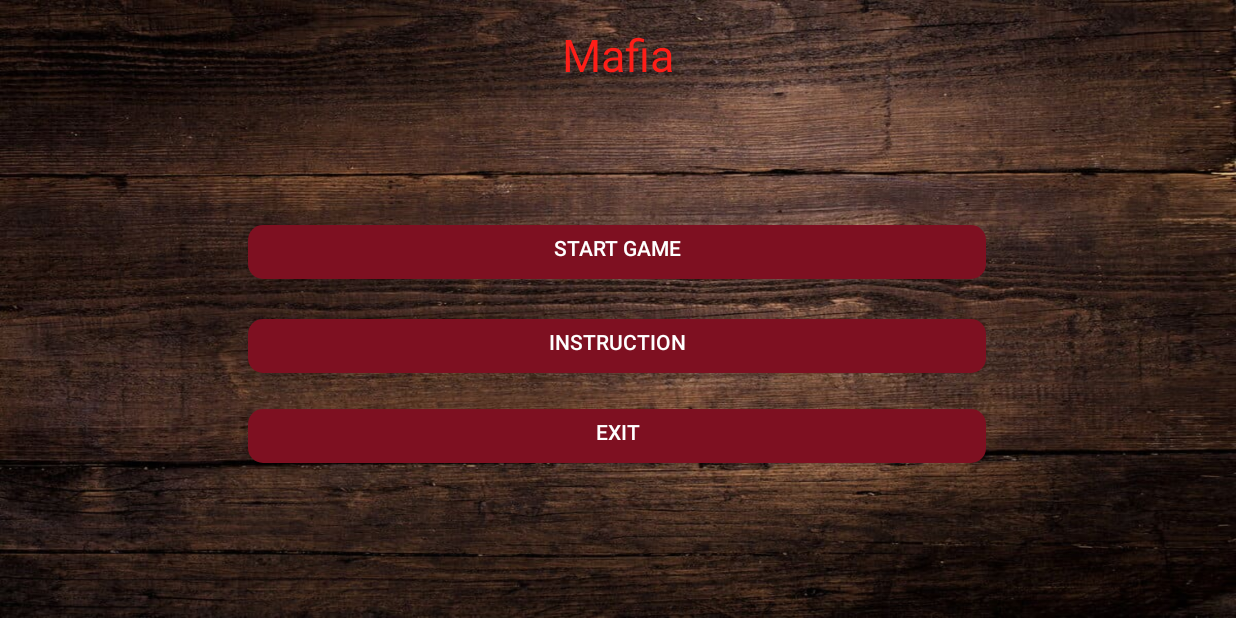
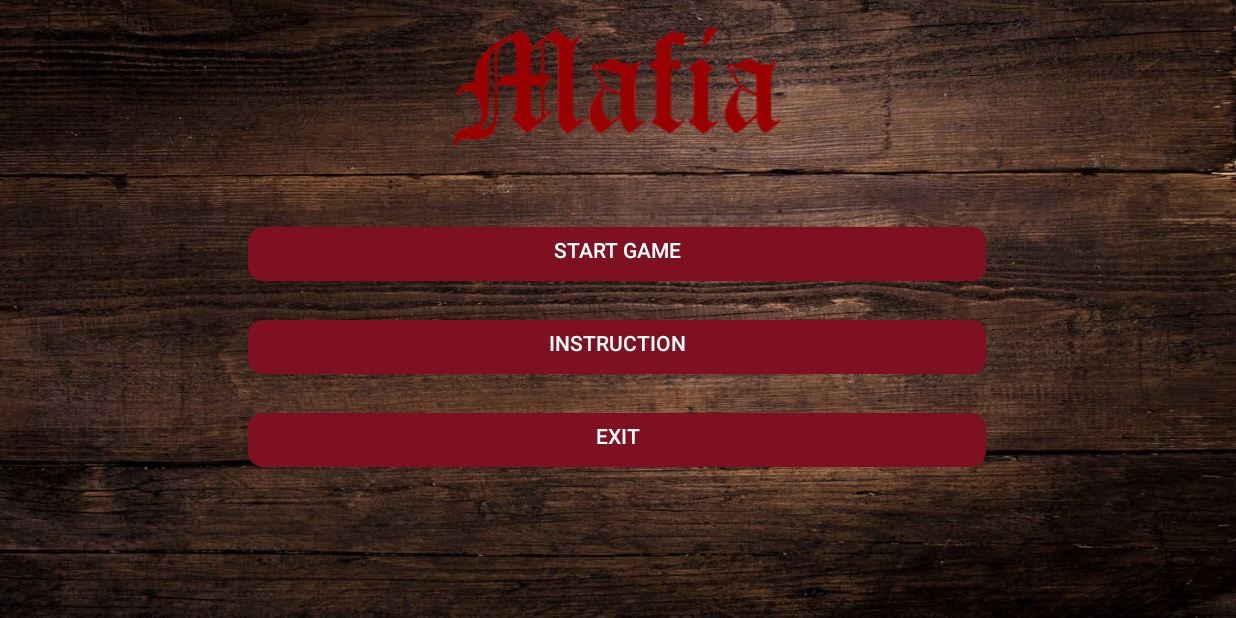
Before and after one commit to OSLL/practice20-mafia, an Android app: the screen it shows after launch (MainActivity), on a phone screen of 824 x 412 dp (held sideways). Run offline under Robolectric (Android 15) with nearby library versions, the phone set to English and light mode, and no system bars.

Commit message:
Upd doctor choose & start text style

```diff
--- a/app/src/main/java/com/makentoshe/androidgithubcitemplate/MainActivity.kt
+++ b/app/src/main/java/com/makentoshe/androidgithubcitemplate/MainActivity.kt
@@ -1,16 +1,27 @@
 package com.makentoshe.androidgithubcitemplate
 
+import android.app.Dialog
 import android.content.Intent
-import androidx.appcompat.app.AppCompatActivity
 import android.os.Bundle
 import android.util.Log
+import androidx.appcompat.app.AppCompatActivity
 import kotlinx.android.synthetic.main.activity_main.*
-import java.util.Collections.copy
 
 class MainActivity : AppCompatActivity() {
+
     override fun onCreate(savedInstanceState: Bundle?) {
         super.onCreate(savedInstanceState)
         setContentView(R.layout.activity_main)
+
+        val dialog = Dialog(this);
+
+        dialog.setTitle("Заголовок диалога");
+        /* Передайте ссылку на разметку
+        dialog.setContentView(R.layout.dialog_view);
+        // Найдите элемент TextView внутри вашей разметки
+        // и установите ему соответствующий текст
+        TextView text = (TextView) dialog.findViewById(R.id.dialogTextView);
+        text.setText("Текст в диалоговом окне. Вы любите котов?");*/
 
         join.setOnClickListener {
             Log.d("main", "Intent to search!")
@@ -23,5 +34,9 @@ class MainActivity : AppCompatActivity() {
             Log.d("main", "Intent to exit")
             finish()
         }
+
+        instruction.setOnClickListener {
+            dialog.show()
+        }
     }
 }
--- a/app/src/main/java/com/makentoshe/androidgithubcitemplate/mechanic/Player.kt
+++ b/app/src/main/java/com/makentoshe/androidgithubcitemplate/mechanic/Player.kt
@@ -9,6 +9,8 @@ class Player(val role: Roles, private val id: Int, val views: Views, private val
 
     fun getName() = name
 
+    fun isSelfChoose() = role.selfChoose
+
     fun getText(time: String): String = if (time == "Day") role.voteText else role.text
 
     fun dayAction(prevId: Int) = views.setBtnActive(id, prevId)
--- a/app/src/main/java/com/makentoshe/androidgithubcitemplate/mechanic/Roles.kt
+++ b/app/src/main/java/com/makentoshe/androidgithubcitemplate/mechanic/Roles.kt
@@ -7,6 +7,9 @@ interface Roles {
         get() = this.toString()
     val voteText: String
         get() = "Vote now"
+    val selfChoose: Boolean
+        get() = false
+
     fun choose(alives : ArrayList<Int>, myId : Int) : Int
 }
 
@@ -15,6 +18,7 @@ class Citizen() : Roles {
         get() = "Choose smb to wish good night"
     override val role: String
         get() = "Simple"
+
     override fun choose(alives : ArrayList<Int>, myId : Int): Int {
         return -1
     }
@@ -25,6 +29,8 @@ class Doctor() : Roles {
         get() = "Choose smb to heal"
     override val role: String
         get() = "Doctor"
+    override val selfChoose: Boolean
+        get() = true
 
     override fun choose(alives : ArrayList<Int>, myId : Int): Int {
         val left = 0
--- a/app/src/main/res/layout/activity_main.xml
+++ b/app/src/main/res/layout/activity_main.xml
@@ -20,7 +20,20 @@
         app:layout_constraintHorizontal_bias="0.497"
         app:layout_constraintStart_toStartOf="parent"
         app:layout_constraintTop_toTopOf="parent"
-        app:layout_constraintVertical_bias="0.396" />
+        app:layout_constraintVertical_bias="0.400" />
+
+    <Button
+        android:id="@+id/instruction"
+        style="@style/RoundedCustomButton"
+        android:layout_width="500dp"
+        android:layout_height="wrap_content"
+        android:text="@string/instruction"
+        app:layout_constraintBottom_toBottomOf="parent"
+        app:layout_constraintEnd_toEndOf="parent"
+        app:layout_constraintHorizontal_bias="0.497"
+        app:layout_constraintStart_toStartOf="parent"
+        app:layout_constraintTop_toTopOf="parent"
+        app:layout_constraintVertical_bias="0.570" />
 
     <Button
         android:id="@+id/exit"
@@ -33,29 +46,15 @@
         app:layout_constraintHorizontal_bias="0.497"
         app:layout_constraintStart_toStartOf="parent"
         app:layout_constraintTop_toTopOf="parent"
-        app:layout_constraintVertical_bias="0.732" />
+        app:layout_constraintVertical_bias="0.740" />
 
-    <Button
-        android:id="@+id/instruction"
-        style="@style/RoundedCustomButton"
-        android:layout_width="500dp"
-        android:layout_height="wrap_content"
-        android:text="@string/instruction"
-        app:layout_constraintBottom_toBottomOf="parent"
-        app:layout_constraintEnd_toEndOf="parent"
-        app:layout_constraintHorizontal_bias="0.497"
-        app:layout_constraintStart_toStartOf="parent"
-        app:layout_constraintTop_toTopOf="parent"
-        app:layout_constraintVertical_bias="0.567" />
-
-    <TextView
+    <ImageView
         android:id="@+id/textView2"
         android:layout_width="wrap_content"
         android:layout_height="wrap_content"
         android:layout_marginTop="16dp"
-        android:text="@string/mafia"
+        android:src="@drawable/mafia"
         android:textColor="#FF1E18"
-        android:textSize="30dp"
         app:layout_constraintEnd_toEndOf="parent"
         app:layout_constraintStart_toStartOf="parent"
         app:layout_constraintTop_toTopOf="parent" />
--- a/app/src/main/res/layout/game.xml
+++ b/app/src/main/res/layout/game.xml
@@ -94,6 +94,7 @@
         app:layout_constraintHeight_percent="@dimen/bottom_height">
 
         <TextView
+            android:layout_marginStart="5dp"
             android:textColor="#fff"
             android:layout_width="match_parent"
             android:layout_height="wrap_content"
```
Also changed, not shown: app/src/main/java/com/makentoshe/androidgithubcitemplate/mechanic/PlayersManager.kt (+8 -4 lines), app/src/main/res/drawable/mafia.png (added).
